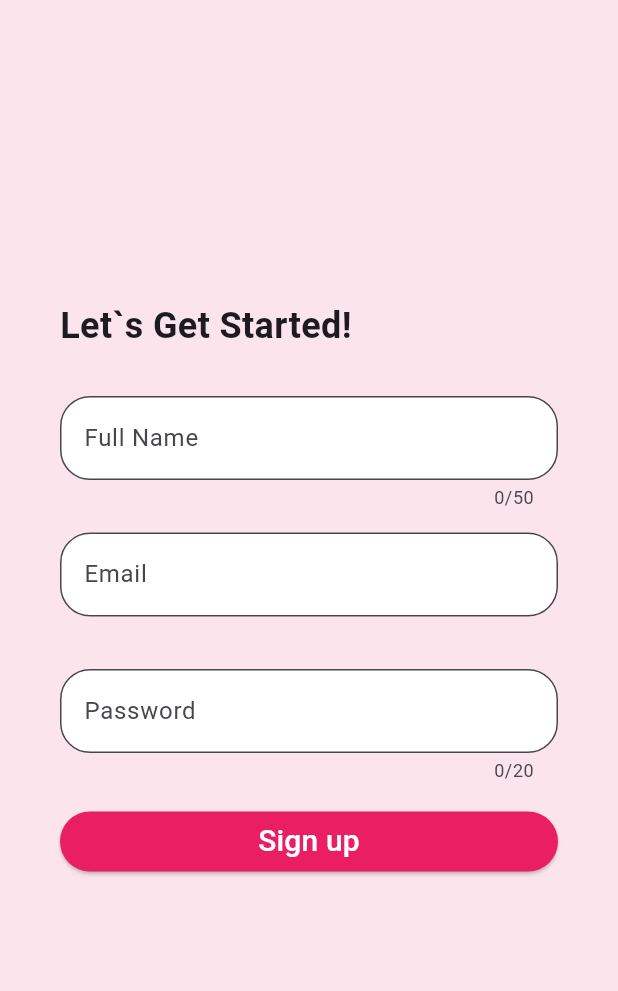
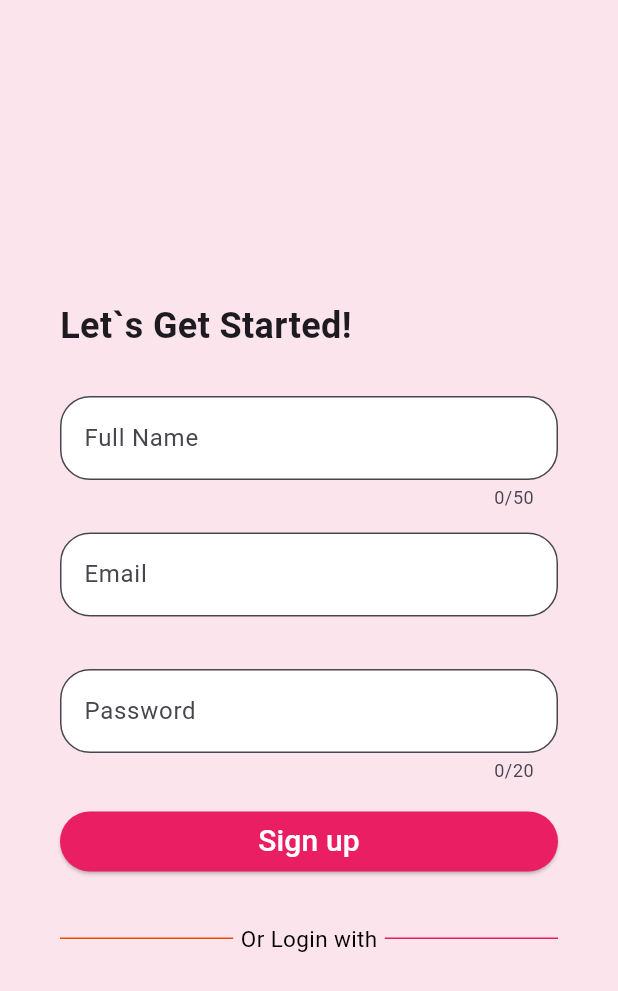
Before and after one commit to aileen717/front, a Flutter app: the Signup screen opened by its route, on a phone screen of 412 x 824 dp. Shown: the top 991 px of the screen. Run offline on Flutter 3.47's test engine with Material 3 defaults, Android fonts, the light colour scheme and no system bars.

Commit message:
updated log in with sign up

```diff
--- a/lib/pages/signup.dart
+++ b/lib/pages/signup.dart
@@ -130,30 +130,30 @@ class _SignupState extends State<Signup> {
                             foregroundColor: Colors.white,
                         ),
                     ),
-                    //SizedBox(height: 30.0,),
-                    // Row(
-                    //   children: [
-                    //    Expanded(
-                    //        child: Divider(
-                    //          color: Colors.orange[900],
-                    //        ),
-                    //     ),
-                    //     SizedBox(width: 5.0,),
-                    //     Text(
-                    //       'Or Login with',
-                    //       style: TextStyle(
-                    //         color: Colors.black,
-                    //         fontSize: 15.0,
-                    //       ),
-                    //     ),
-                    //     SizedBox(width: 5.0,),
-                    //     Expanded(
-                    //       child: Divider(
-                    //         color: Colors.pink,
-                    //       ),
-                    //     ),
-                    //   ],
-                    // ),
+                    SizedBox(height: 30.0,),
+                    Row(
+                      children: [
+                       Expanded(
+                           child: Divider(
+                             color: Colors.orange[900],
+                           ),
+                        ),
+                        SizedBox(width: 5.0,),
+                        Text(
+                          'Or Login with',
+                          style: TextStyle(
+                            color: Colors.black,
+                            fontSize: 15.0,
+                          ),
+                        ),
+                        SizedBox(width: 5.0,),
+                        Expanded(
+                          child: Divider(
+                            color: Colors.pink,
+                          ),
+                        ),
+                      ],
+                    ),
                   ],
                 ),
               ),
```
